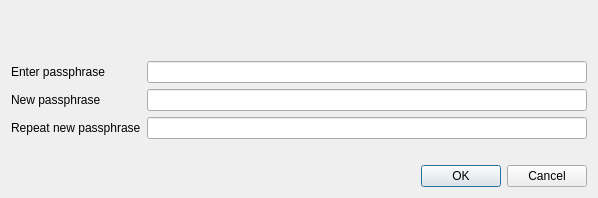
Above: src/qt/forms/askpassphrasedialog.ui from Applecoin/Applecoin-Chinese-Client-Source before the change. Below: the same form after it.
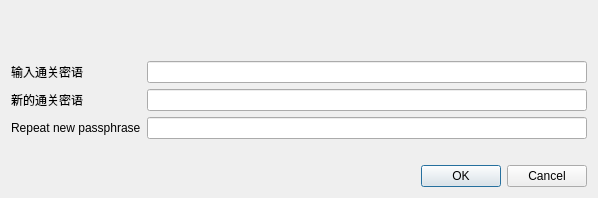
That is the form after the change.

The edit to the form file:
```diff
--- a/src/qt/forms/askpassphrasedialog.ui
+++ b/src/qt/forms/askpassphrasedialog.ui
@@ -44,7 +44,7 @@
      <item row="0" column="0">
       <widget class="QLabel" name="passLabel1">
        <property name="text">
-        <string>Enter passphrase</string>
+        <string>输入通关密语</string>
        </property>
       </widget>
      </item>
@@ -58,7 +58,7 @@
      <item row="1" column="0">
       <widget class="QLabel" name="passLabel2">
        <property name="text">
-        <string>New passphrase</string>
+        <string>新的通关密语</string>
        </property>
       </widget>
      </item>
```
Left out of the diff: 2 changed lines with no effect on the pictures.
